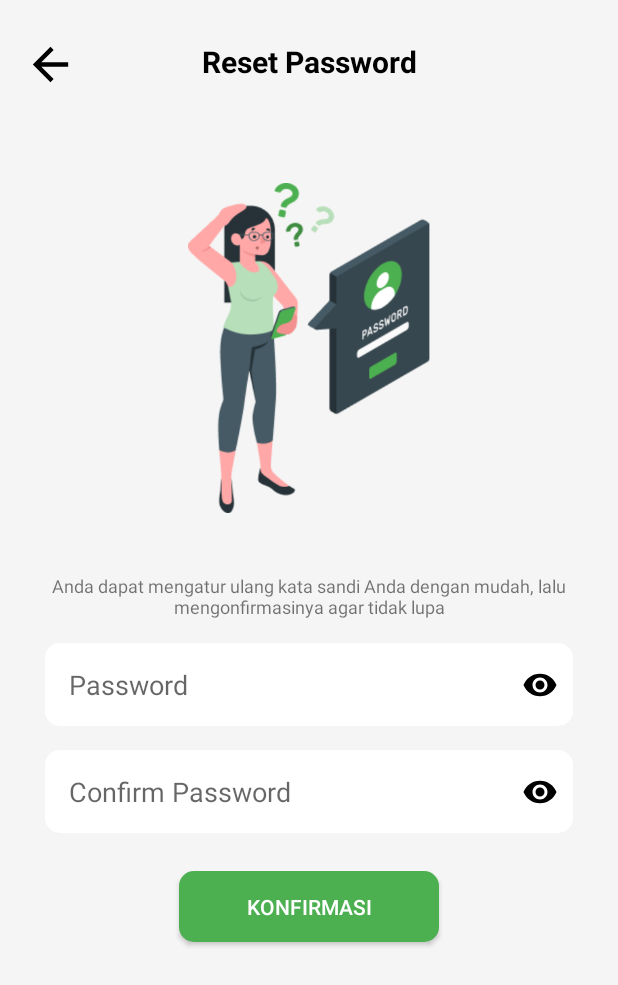
After one commit to AdamJoestar/yurshop, an Android app built with Jetpack Compose: the layout activity_reset_password.xml on its own in the app's theme, with its tools: preview values and no code run, on a phone screen of 412 x 824 dp. The commit adds this screen. Shown: the top 985 px of the screen. Run offline under Robolectric (Android 15) with nearby library versions, the phone set to English and light mode, and no system bars.

Commit message:
Forgot dan reset

```diff
--- a/app/src/main/AndroidManifest.xml
+++ b/app/src/main/AndroidManifest.xml
@@ -21,6 +21,12 @@
         android:theme="@style/AppTheme" />
         <activity android:name=".MainActivity"
             android:exported="true"
+            android:theme="@style/AppTheme"/>
+        <activity android:name=".ForgotActivity"
+            android:exported="true"
+            android:theme="@style/AppTheme"/>
+        <activity android:name=".ResetPasswordActivity"
+            android:exported="true"
             android:theme="@style/AppTheme">
             <intent-filter>
                 <action android:name="android.intent.action.MAIN" />
--- /dev/null
+++ b/app/src/main/res/drawable/back_menu.xml
@@ -0,0 +1,5 @@
+<vector xmlns:android="http://schemas.android.com/apk/res/android" android:autoMirrored="true" android:height="24dp" android:tint="#000000" android:viewportHeight="24" android:viewportWidth="24" android:width="24dp">
+
+    <path android:fillColor="@android:color/white" android:pathData="M20,11H7.83l5.59,-5.59L12,4l-8,8 8,8 1.41,-1.41L7.83,13H20v-2z"/>
+
+</vector>
--- /dev/null
+++ b/app/src/main/res/layout/activity_reset_password.xml
@@ -0,0 +1,147 @@
+<?xml version="1.0" encoding="utf-8"?>
+<androidx.constraintlayout.widget.ConstraintLayout xmlns:android="http://schemas.android.com/apk/res/android"
+    xmlns:app="http://schemas.android.com/apk/res-auto"
+    xmlns:tools="http://schemas.android.com/tools"
+    android:layout_width="match_parent"
+    android:layout_height="match_parent"
+    android:background="@color/ashgray">
+
+    <Button
+        android:id="@+id/btnBack"
+        android:layout_width="35dp"
+        android:layout_height="35dp"
+        android:layout_marginStart="16dp"
+        android:layout_marginTop="25dp"
+        android:background="@drawable/back_menu"
+        android:contentDescription="button untuk kembali"
+        android:paddingStart="50dp"
+        android:paddingEnd="50dp"
+        app:layout_constraintStart_toStartOf="parent"
+        app:layout_constraintTop_toTopOf="parent" />
+
+    <TextView
+        android:id="@+id/titleReset"
+        android:layout_width="0dp"
+        android:layout_height="42dp"
+        android:layout_marginTop="20dp"
+        android:gravity="center"
+        android:text="Reset Password"
+        android:textColor="@color/black"
+        android:textSize="20dp"
+        android:textStyle="bold"
+        app:layout_constraintEnd_toEndOf="parent"
+        app:layout_constraintStart_toStartOf="parent"
+        app:layout_constraintTop_toTopOf="parent" />
+
+    <ImageView
+        android:id="@+id/ivForgot"
+        android:layout_width="match_parent"
+        android:layout_height="220dp"
+        android:layout_marginTop="60dp"
+        android:src="@drawable/forgot"
+        android:adjustViewBounds="true"
+        app:layout_constraintTop_toBottomOf="@+id/titleReset"
+        app:layout_constraintEnd_toEndOf="parent"
+        app:layout_constraintStart_toStartOf="parent"/>
+
+    <TextView
+        android:id="@+id/textReset"
+        android:layout_width="350dp"
+        android:layout_height="wrap_content"
+        android:layout_marginTop="40dp"
+        android:gravity="center"
+        android:textSize="12sp"
+        android:text="Anda dapat mengatur ulang kata sandi Anda dengan mudah, lalu mengonfirmasinya agar tidak lupa"
+        app:layout_constraintTop_toBottomOf="@+id/ivForgot"
+        app:layout_constraintEnd_toEndOf="parent"
+        app:layout_constraintStart_toStartOf="parent"/>
+
+    <androidx.constraintlayout.widget.ConstraintLayout
+        android:id="@+id/constraintLayout"
+        android:layout_width="0dp"
+        android:layout_height="wrap_content"
+        android:layout_marginTop="16dp"
+        app:layout_constraintEnd_toEndOf="parent"
+        app:layout_constraintStart_toStartOf="parent"
+        app:layout_constraintTop_toBottomOf="@+id/textReset">
+
+        <EditText
+            android:id="@+id/etNewPassword"
+            android:layout_width="0dp"
+            android:layout_height="55dp"
+            android:background="@drawable/rounded_button"
+            android:layout_marginStart="30dp"
+            android:layout_marginEnd="30dp"
+            android:hint="Password"
+            android:inputType="textPassword"
+            android:paddingStart="16dp"
+            android:paddingEnd="48dp"
+            app:layout_constraintBottom_toBottomOf="parent"
+            app:layout_constraintEnd_toEndOf="parent"
+            app:layout_constraintStart_toStartOf="parent"
+            app:layout_constraintTop_toTopOf="parent" />
+
+        <ImageView
+            android:id="@+id/ivNewPasswordReset"
+            android:layout_width="24dp"
+            android:layout_height="24dp"
+            android:layout_marginEnd="40dp"
+            android:contentDescription="Toggle Password Visibility"
+            android:src="@drawable/ice_eye"
+            app:layout_constraintBottom_toBottomOf="parent"
+            app:layout_constraintEnd_toEndOf="parent"
+            app:layout_constraintTop_toTopOf="parent"
+            app:layout_constraintVertical_bias="0.516" />
+    </androidx.constraintlayout.widget.ConstraintLayout>
+
+    <androidx.constraintlayout.widget.ConstraintLayout
+        android:id="@+id/constraintLayout2"
+        android:layout_width="match_parent"
+        android:layout_height="wrap_content"
+        android:layout_marginTop="16dp"
+        app:layout_constraintEnd_toEndOf="parent"
+        app:layout_constraintStart_toStartOf="parent"
+        app:layout_constraintTop_toBottomOf="@+id/constraintLayout">
+
+        <EditText
+            android:id="@+id/etNewConfirmPassword"
+            android:layout_width="match_parent"
+            android:layout_height="55dp"
+            android:background="@drawable/rounded_button"
+            android:layout_marginStart="30dp"
+            android:layout_marginEnd="30dp"
+            android:hint="Confirm Password"
+            android:inputType="textPassword"
+            android:paddingStart="16dp"
+            android:paddingEnd="48dp"
+            app:layout_constraintBottom_toBottomOf="parent"
+            app:layout_constraintEnd_toEndOf="parent"
+            app:layout_constraintStart_toStartOf="parent"
+            app:layout_constraintTop_toTopOf="parent" />
+
+        <ImageView
+            android:id="@+id/ivResetPassword"
+            android:layout_width="24dp"
+            android:layout_height="24dp"
+            android:layout_marginEnd="40dp"
+            android:contentDescription="Toggle Password Visibility"
+            android:src="@drawable/ice_eye"
+            app:layout_constraintBottom_toBottomOf="parent"
+            app:layout_constraintEnd_toEndOf="parent"
+            app:layout_constraintTop_toTopOf="parent"
+            app:layout_constraintVertical_bias="0.516" />
+    </androidx.constraintlayout.widget.ConstraintLayout>
+
+    <Button
+        android:id="@+id/btnKonfirmasi"
+        android:layout_width="173dp"
+        android:layout_height="47dp"
+        android:layout_marginTop="25dp"
+        android:background="@drawable/rounded_button"
+        android:backgroundTint="@color/green"
+        android:text="konfirmasi"
+        android:textColor="@color/white"
+        app:layout_constraintEnd_toEndOf="parent"
+        app:layout_constraintStart_toStartOf="parent"
+        app:layout_constraintTop_toBottomOf="@+id/constraintLayout2"/>
+</androidx.constraintlayout.widget.ConstraintLayout>
```
Also changed, not shown: app/src/main/java/com/example/yurshop/ForgotActivity.kt (added, +32 -0 lines), app/src/main/java/com/example/yurshop/LoginActivity.kt (+23 -11 lines), app/src/main/java/com/example/yurshop/ResetPasswordActivity.kt (added, +46 -0 lines), app/src/main/res/layout/activity_forgot.xml (added, +88 -0 lines), app/src/main/res/drawable/forgot.png (added).
